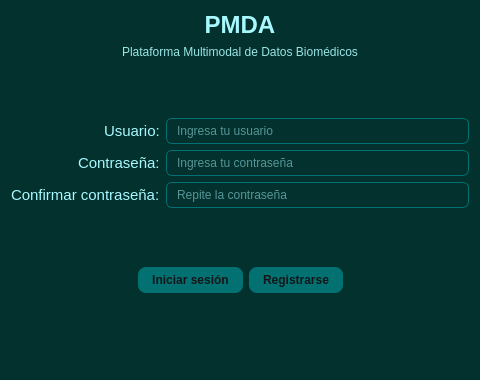
Qt form Interfaz/login_window.ui (stgosos2107/MIST-Bio) before a commit.
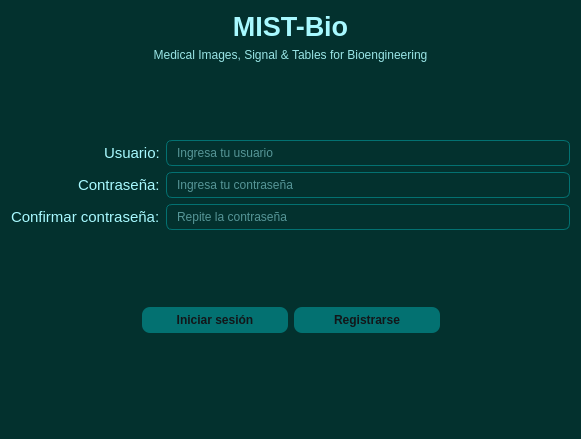
The same form after that commit. Icons and pictures are not drawn.

What changed in the file:
```diff
--- a/Interfaz/login_window.ui
+++ b/Interfaz/login_window.ui
@@ -6,19 +6,17 @@
    <rect>
     <x>0</x>
     <y>0</y>
-    <width>480</width>
-    <height>380</height>
+    <width>581</width>
+    <height>439</height>
    </rect>
   </property>
   <property name="windowTitle">
    <string>Inicio de sesión</string>
   </property>
   <property name="styleSheet">
-   <string notr="true">QDialog {
+   <string notr="true">QDialog#LoginWindow {
+    border-image: url(:/img/fondo.png) 0 0 0 0 stretch stretch;
     background-color: #03312E;
-    background-image: url(fondo.png);
-    background-repeat: no-repeat;
-    background-position: center;
 }
 
 QLabel {
@@ -27,7 +25,7 @@
 }
 
 QLabel#title_label {
-    font-size: 18pt;
+    font-size: 20pt;
     font-weight: bold;
     color: #A8F9FF;
 }
@@ -49,14 +47,20 @@
     padding: 4px 8px;
     color: #A8F9FF;
     selection-background-color: #037171;
+    selection-color: #121619;
+}
+
+QLineEdit:focus {
+    border: 1px solid #A8F9FF;
 }
 
 QPushButton {
     background-color: #037171;
     color: #121619;
     border-radius: 8px;
-    padding: 6px 14px;
+    padding: 6px 18px;
     font-weight: bold;
+    min-width: 110px;
 }
 
 QPushButton:hover {
@@ -65,26 +69,27 @@
 
 QPushButton:pressed {
     background-color: #A8F9FF;
-}</string>
+}
+</string>
   </property>
   <layout class="QVBoxLayout" name="verticalLayout">
    <item>
     <widget class="QLabel" name="title_label">
      <property name="text">
-      <string>PMDA</string>
+      <string>MIST-Bio</string>
      </property>
      <property name="alignment">
-      <set>Qt::AlignHCenter|Qt::AlignVCenter</set>
+      <set>Qt::AlignCenter</set>
      </property>
     </widget>
    </item>
    <item>
     <widget class="QLabel" name="subtitle_label">
      <property name="text">
-      <string>Plataforma Multimodal de Datos Biomédicos</string>
+      <string>Medical Images, Signal &amp; Tables for Bioengineering</string>
      </property>
      <property name="alignment">
-      <set>Qt::AlignHCenter|Qt::AlignVCenter</set>
+      <set>Qt::AlignCenter</set>
      </property>
     </widget>
    </item>
@@ -104,7 +109,7 @@
    <item>
     <layout class="QFormLayout" name="formLayout">
      <property name="labelAlignment">
-      <set>Qt::AlignRight|Qt::AlignVCenter</set>
+      <set>Qt::AlignRight|Qt::AlignTrailing|Qt::AlignVCenter</set>
      </property>
      <item row="0" column="0">
       <widget class="QLabel" name="label_user">
@@ -238,7 +243,7 @@
       <string/>
      </property>
      <property name="alignment">
-      <set>Qt::AlignHCenter|Qt::AlignVCenter</set>
+      <set>Qt::AlignCenter</set>
      </property>
     </widget>
    </item>
```
Left out of the diff: 10 changed lines with no effect on the pictures.
